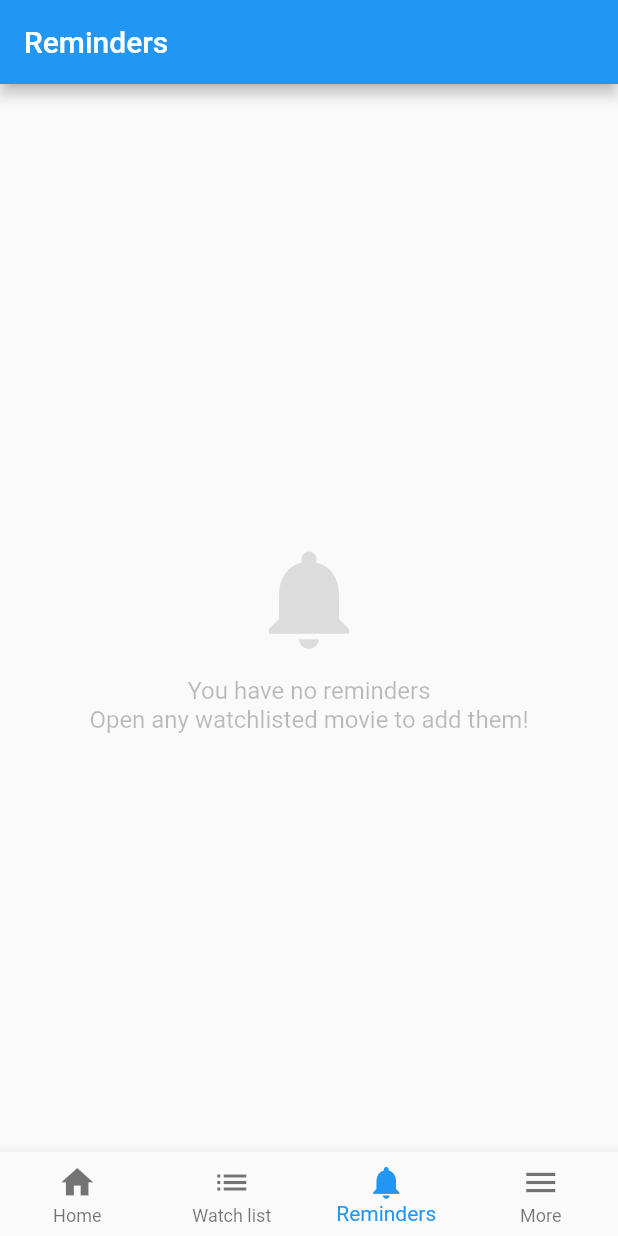
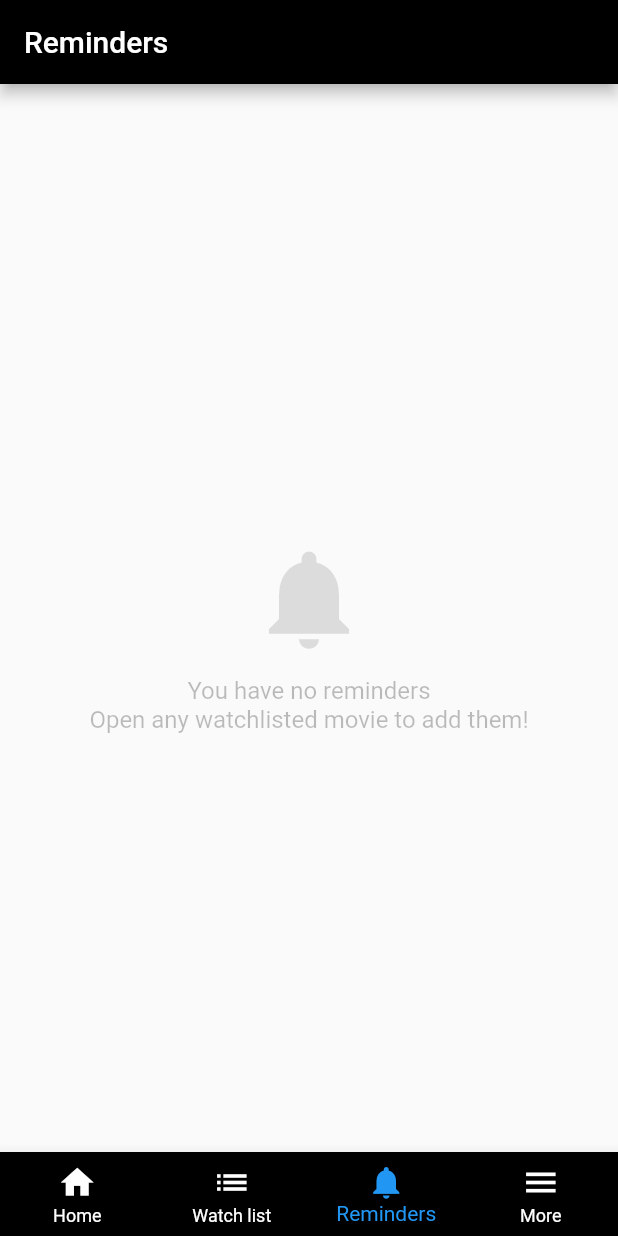
Before and after one commit to Aliaksandr2Kharytaniuk/cinema_scheduler, a Flutter app: the ShellPage screen opened directly, item 3 of the bottom bar chosen, on a phone screen of 412 x 824 dp. Run offline on Flutter 3.47's test engine with Material 2 defaults, Android fonts, the phone set to English and light mode, and no system bars; our stand-ins replace cached_network_image, chopper, get, get_it, sembast; missing offline and left inert: expand_widget, flare_splash_screen; generated files the repository leaves out were written again.

Commit message:
Black application and navigation bar

```diff
--- a/lib/app/common/bottom_navigation/bottom_navigation_widget.dart
+++ b/lib/app/common/bottom_navigation/bottom_navigation_widget.dart
@@ -26,6 +26,9 @@ class _BottomNavigationWidgetState extends State<BottomNavigationWidget> {
       showUnselectedLabels: true,
       type: BottomNavigationBarType.fixed,
       currentIndex: widget.selectedIndex,
+      backgroundColor: Colors.black,
+      unselectedItemColor: Colors.white,
+      selectedItemColor: Colors.blue,
       onTap: widget.onTappedFunction,
     );
   }
--- a/lib/app/details/details_page.dart
+++ b/lib/app/details/details_page.dart
@@ -53,6 +53,7 @@ class _DetailsState extends State<DetailsPage> {
     return Scaffold(
       appBar: AppBar(
         title: Text(PagesDefines.DETAILS_PAGE_TITLE),
+        backgroundColor: Colors.black,
       ),
       body: _buildScafoldBodyWidget(context, provider),
       floatingActionButton: _buildScafoldFloatingActionButtonWidget(
--- a/lib/app/shell/shell_page.dart
+++ b/lib/app/shell/shell_page.dart
@@ -29,6 +29,7 @@ class _ShellPageState extends State<ShellPage> {
     return Scaffold(
       appBar: AppBar(
         title: Text(provider.pageTitle),
+        backgroundColor: Colors.black,
       ),
       body: IndexedStack(
         index: provider.selectedPageIndex,
```
Lines whose indentation alone changed are shown as unchanged.
